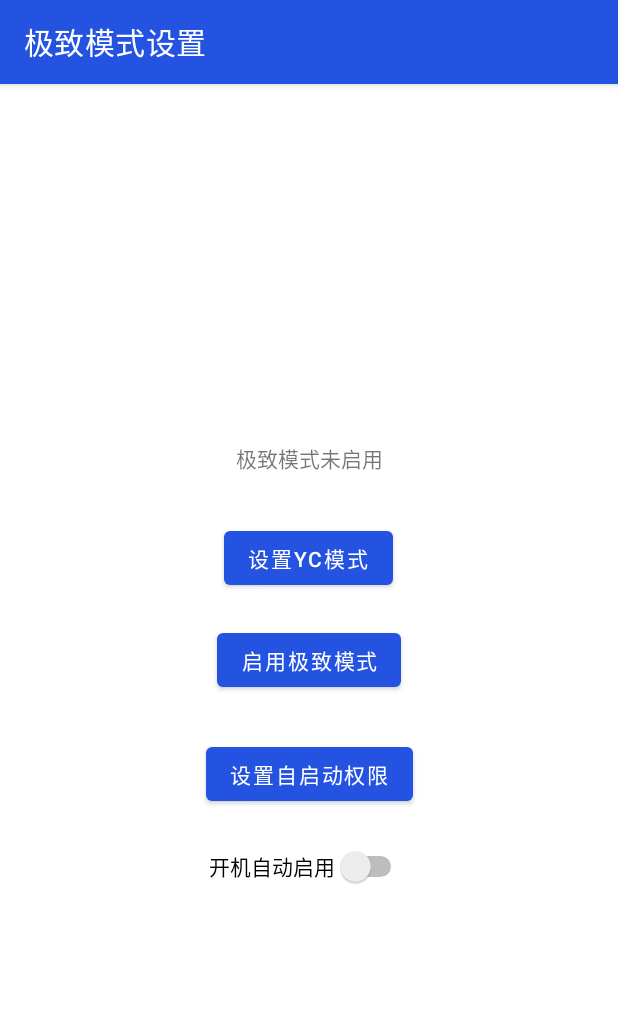
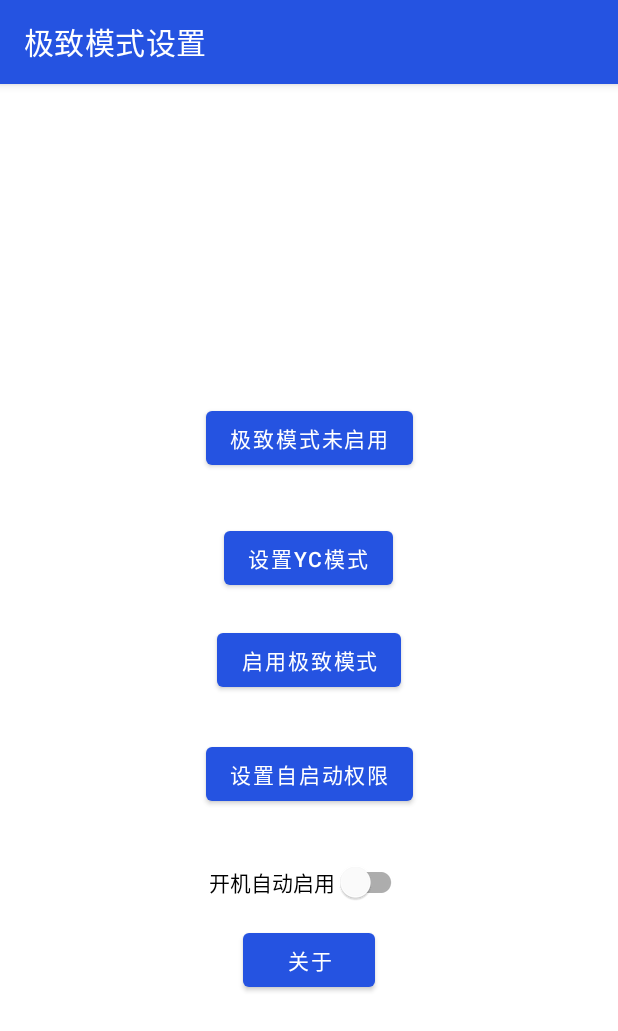
Before and after one commit to xueshiji/EnableSpeedMode, an Android app: the screen it shows after launch (MainActivity), on a phone screen of 412 x 824 dp. Shown: the top 1031 px of the screen. Run offline under Robolectric (Android 15) with nearby library versions, the phone set to English and light mode, and no system bars; libraries missing offline, so code that uses them is left out: com.topjohnwu.superuser; 2 statements that could not run were skipped.

Commit message:
[+] 添加关于页面

```diff
--- a/app/build.gradle
+++ b/app/build.gradle
@@ -62,4 +62,7 @@ dependencies {
     implementation 'androidx.constraintlayout:constraintlayout:2.0.4'
     testImplementation 'junit:junit:4.+'
     androidTestImplementation 'androidx.test.ext:junit:1.1.3'
+    //aboutpage
+    implementation 'com.drakeet.about:about:2.5.1'
+    implementation 'com.drakeet.multitype:multitype:4.3.0'
 }
--- a/app/src/main/java/com/xue/enablespeedmode/MainActivity.java
+++ b/app/src/main/java/com/xue/enablespeedmode/MainActivity.java
@@ -8,12 +8,12 @@ import android.net.Uri;
 import android.os.Bundle;
 import android.provider.Settings;
 import android.widget.Button;
-import android.widget.Switch;
 import android.widget.TextView;
 import android.widget.Toast;
 
 import androidx.appcompat.app.AppCompatActivity;
 
+import com.google.android.material.switchmaterial.SwitchMaterial;
 import com.topjohnwu.superuser.Shell;
 
 public class MainActivity extends AppCompatActivity {
@@ -36,11 +36,13 @@ public class MainActivity extends AppCompatActivity {
         Button btnEnable = findViewById(R.id.btnEnable);
         Button btnJump = findViewById(R.id.btnJump);
         Button btnOpenYcActivity = findViewById(R.id.btnOpenYcActivity);
+        Button btnAbout = findViewById(R.id.btnAbout);
         btnJump.setOnClickListener(view -> openAutoStart());
         btnOpenYcActivity.setOnClickListener(view -> openYcActivity());
+        btnAbout.setOnClickListener(view -> openAboutActivity());
 
         TextView tvStatus = findViewById(R.id.tvStatus);
-        Switch swAutorun = findViewById(R.id.swAutorun);
+        SwitchMaterial swAutorun = findViewById(R.id.swAutorun);
         swAutorun.setChecked(isAutoRun);
         swAutorun.setOnCheckedChangeListener((compoundButton, b) -> {
             SharedPreferences.Editor edit = preferences.edit();
@@ -95,4 +97,9 @@ public class MainActivity extends AppCompatActivity {
             startActivity(intent);
         });
     }
+
+    private void openAboutActivity() {
+        Intent intent = new Intent(this, AboutActivity.class);
+        startActivity(intent);
+    }
 }
--- /dev/null
+++ b/app/src/main/res/drawable/ic_baseline_arrow_back_48.xml
@@ -0,0 +1,10 @@
+<vector android:height="48dp"
+    android:tint="#FFFFFF"
+    android:viewportHeight="24"
+    android:viewportWidth="24"
+    android:width="48dp"
+    xmlns:android="http://schemas.android.com/apk/res/android">
+    <path
+        android:fillColor="@android:color/white"
+        android:pathData="M20,11H7.83l5.59,-5.59L12,4l-8,8 8,8 1.41,-1.41L7.83,13H20v-2z" />
+</vector>
--- a/app/src/main/res/layout/activity_main.xml
+++ b/app/src/main/res/layout/activity_main.xml
@@ -6,7 +6,7 @@
     android:layout_height="match_parent"
     tools:context=".MainActivity">
 
-    <Button
+    <com.google.android.material.button.MaterialButton
         android:id="@+id/btnJump"
         android:layout_width="wrap_content"
         android:layout_height="wrap_content"
@@ -16,7 +16,18 @@
         app:layout_constraintStart_toStartOf="parent"
         app:layout_constraintTop_toBottomOf="@+id/btnEnable" />
 
-    <Button
+    <com.google.android.material.button.MaterialButton
+        android:id="@+id/btnAbout"
+        android:layout_width="wrap_content"
+        android:layout_height="wrap_content"
+        android:layout_marginTop="152dp"
+        android:text="@string/btnabouttxt"
+        app:layout_constraintEnd_toEndOf="parent"
+        app:layout_constraintHorizontal_bias="0.501"
+        app:layout_constraintStart_toStartOf="parent"
+        app:layout_constraintTop_toBottomOf="@+id/btnEnable" />
+
+    <com.google.android.material.button.MaterialButton
         android:id="@+id/btnEnable"
         android:layout_width="wrap_content"
         android:layout_height="wrap_content"
@@ -27,7 +38,7 @@
         app:layout_constraintTop_toTopOf="parent"
         app:layout_constraintVertical_bias="0.5" />
 
-    <Button
+    <com.google.android.material.button.MaterialButton
         android:id="@+id/btnOpenYcActivity"
         android:layout_width="wrap_content"
         android:layout_height="wrap_content"
@@ -38,7 +49,7 @@
         app:layout_constraintHorizontal_bias="0.498"
         app:layout_constraintStart_toStartOf="parent" />
 
-    <TextView
+    <com.google.android.material.button.MaterialButton
         android:id="@+id/tvStatus"
         android:layout_width="wrap_content"
         android:layout_height="wrap_content"
@@ -48,7 +59,7 @@
         app:layout_constraintEnd_toEndOf="parent"
         app:layout_constraintStart_toStartOf="parent" />
 
-    <Switch
+    <com.google.android.material.switchmaterial.SwitchMaterial
         android:id="@+id/swAutorun"
         android:layout_width="wrap_content"
         android:layout_height="wrap_content"
--- a/app/src/main/res/values/strings.xml
+++ b/app/src/main/res/values/strings.xml
@@ -19,4 +19,6 @@
     <string name="performanceTxt">性能</string>
     <string name="fastTxt">极速</string>
     <string name="btnopenycactivity">设置yc模式</string>
+    <string name="card_content">由于miui官方把极致模式隐藏了，所以有了本应用，用于启动极致模式. 该模式主要用于开启全局高刷新率\n2022年5月6日更新：新增修改yc调度运行模式的功能</string>
+    <string name="btnabouttxt">关于</string>
 </resources>
--- a/app/src/main/res/values/themes.xml
+++ b/app/src/main/res/values/themes.xml
@@ -21,4 +21,16 @@
     <style name="Theme.EnableSpeedMode.AppBarOverlay" parent="ThemeOverlay.AppCompat.Dark.ActionBar" />
 
     <style name="Theme.EnableSpeedMode.PopupOverlay" parent="ThemeOverlay.AppCompat.Light" />
+
+    <style name="AppTheme.About" parent="Theme.AppCompat.DayNight.NoActionBar">
+        <item name="colorPrimary">@color/blue</item>
+        <item name="colorPrimaryDark">@color/purple_700</item>
+        <item name="colorAccent">@android:color/black</item>
+
+        <!--optional-->
+        <item name="aboutPageHeaderBackground">@color/blue</item>
+        <item name="aboutPageHeaderContentScrim">@color/purple_700</item>
+        <item name="aboutPageHeaderTextColor">@color/white</item>
+        <item name="aboutPageNavigationIcon">@drawable/ic_baseline_arrow_back_48</item>
+    </style>
 </resources>
```
Also changed, not shown: app/src/main/AndroidManifest.xml (+8 -2 lines), app/src/main/java/com/xue/enablespeedmode/AboutActivity.java (added, +42 -0 lines), app/src/main/res/layout/activity_yc_mode.xml (+5 -5 lines), app/src/main/res/drawable/coolapkavator.jpeg (added), app/src/main/res/drawable/githubqvator.png (added).
